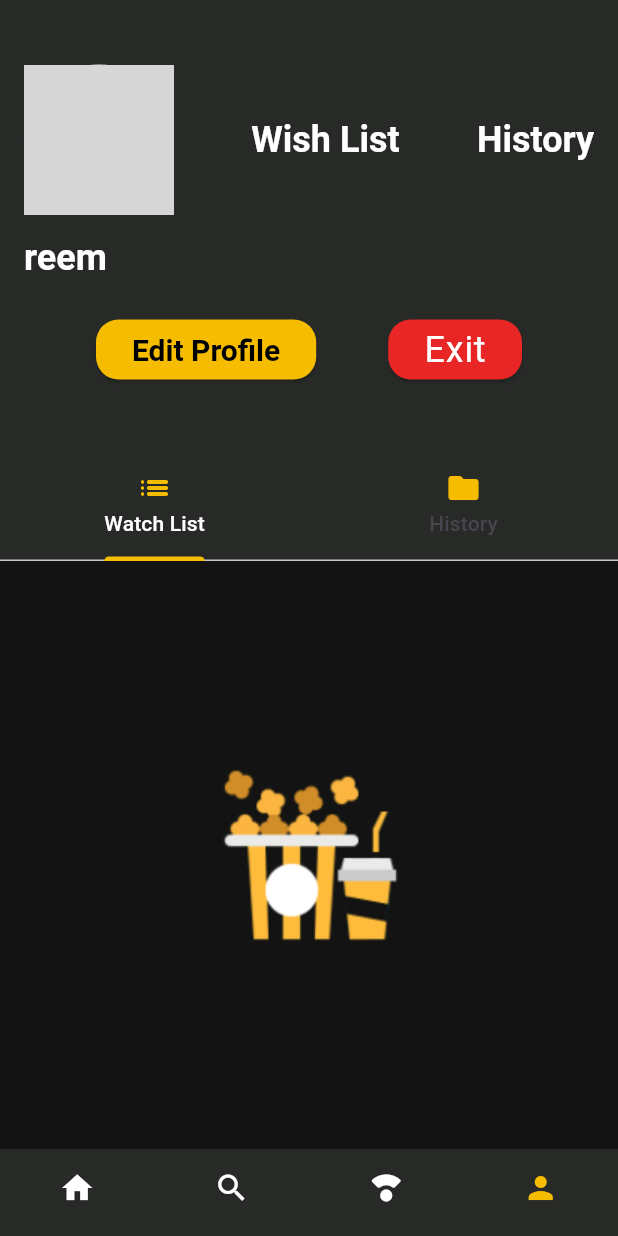
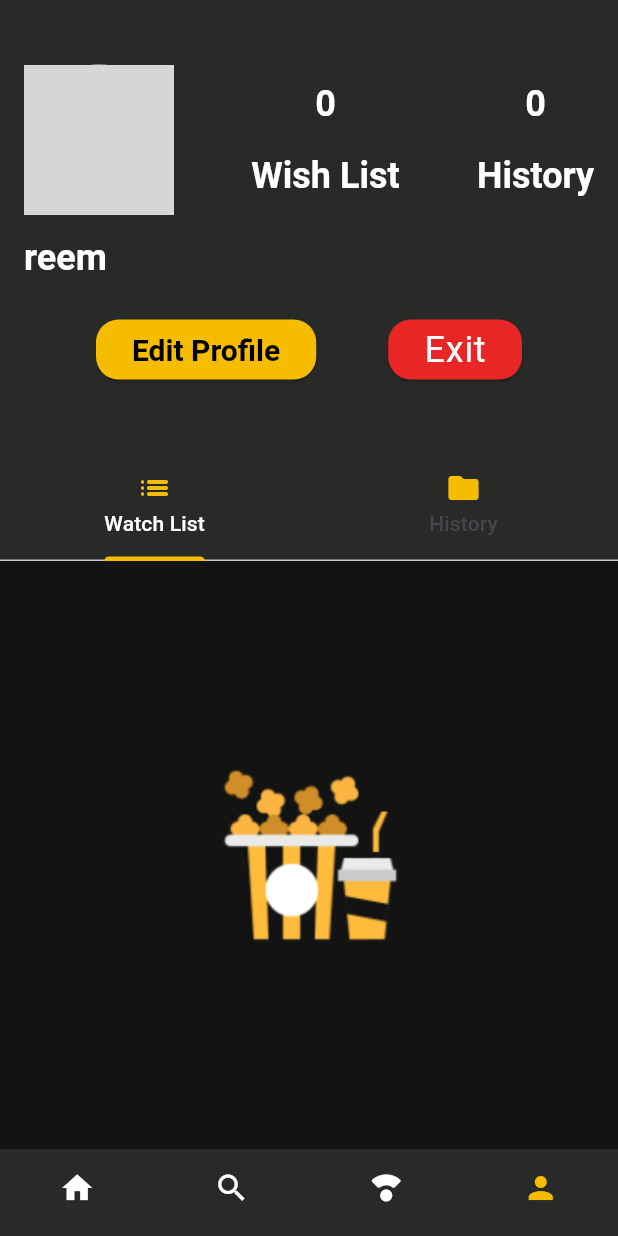
Before and after one commit to Reem-hossam/Movies, a Flutter app: the screen it shows after launch, item 4 of the bottom bar chosen, on a phone screen of 412 x 824 dp. Run offline on Flutter 3.47's test engine with Material 3 defaults, Android fonts, the phone set to English and light mode, and no system bars; our stand-ins replace cached_network_image, flutter_bloc, flutter_native_splash, shared_preferences, youtube_player_flutter; network calls fail; grey boxes are pictures that could not be loaded.

```diff
--- a/lib/bloc/cubit.dart
+++ b/lib/bloc/cubit.dart
@@ -1,10 +1,12 @@
 import 'dart:convert';
 import 'package:flutter_bloc/flutter_bloc.dart';
 import 'package:http/http.dart' as http;
+import 'package:shared_preferences/shared_preferences.dart';
 import '../model/details_model.dart';
 import '../model/screenshot_model.dart';
 import '../model/similar_model.dart';
 import '../model/video_model.dart' as video;
+import '../movies_details/movies_details.dart';
 import '/bloc/state.dart';
 
 class HomeCubit extends Cubit<HomeStates> {
@@ -65,7 +67,6 @@ class HomeCubit extends Cubit<HomeStates> {
 
 
 
-
   Future<void> getMoviesData(int movieId) async {
     try {
       emit(GetMoviesDataLoadingState());
@@ -102,6 +103,8 @@ class HomeCubit extends Cubit<HomeStates> {
           print("No videos found!");
         }
 
+        addToHistory( movieResponse!.posterPath!);
+
 
         emit(GetMoviesDataSuccessState());
       } else {
--- a/lib/home/home.dart
+++ b/lib/home/home.dart
@@ -1,5 +1,5 @@
 import 'package:flutter/material.dart';
-
+import 'package:flutter_native_splash/flutter_native_splash.dart';
 import 'package:movies_app/home/tabs/browes.dart';
 import 'package:movies_app/home/tabs/home%20tap.dart';
 import 'package:movies_app/home/tabs/profile%20tab/profile_tab.dart';
--- a/lib/home/tabs/profile tab/profile_tab.dart
+++ b/lib/home/tabs/profile tab/profile_tab.dart
@@ -2,7 +2,7 @@ import 'package:flutter/material.dart';
 
 
 import '../../home.dart';
-import 'History.dart';
+import 'History screen.dart';
 import 'edit profile.dart';
 import 'watch list.dart';
 
@@ -10,7 +10,12 @@ class ProfileTab extends StatelessWidget {
 
 
   ProfileTab({super.key});
+
   String selectedAvatar = "assets/avatar1.png";
+
+  int historyCounter=0;
+
+  int watchlistCounter=0;
 
   @override
   Widget build(BuildContext context) {
@@ -32,8 +37,20 @@ class ProfileTab extends StatelessWidget {
               backgroundImage: AssetImage(selectedAvatar),
             ),
 
-                Text("Wish List"),
-                Text("History"),
+                Column(
+                  children: [
+                    Text("$watchlistCounter"),
+                    SizedBox(height: 20,),
+                    Text("Wish List"),
+                  ],
+                ),
+                Column(
+                  children: [
+                    Text("$historyCounter"),
+                    SizedBox(height: 20,),
+                    Text("History"),
+                  ],
+                ),
           ],
         ),
         SizedBox(height: 15,),
@@ -92,7 +109,7 @@ class ProfileTab extends StatelessWidget {
         body: TabBarView(
             children:[
               WatchList(),
-              History(),
+              HistoryScreen(),
         ]
         ),
       ),
--- a/lib/home/tabs/profile tab/watch list.dart
+++ b/lib/home/tabs/profile tab/watch list.dart
@@ -1,19 +1,31 @@
 import 'package:flutter/material.dart';
+import 'package:movies_app/widget/empty%20placeholder.dart';
 
-import '../../../widget/empty placeholder.dart';
+class WatchList extends StatefulWidget {
+  @override
+  _WatchListState createState() => _WatchListState();
+}
 
-class WatchList extends StatelessWidget {
+class _WatchListState extends State<WatchList> {
   final List<String> movies = [];
 
   @override
   Widget build(BuildContext context) {
-    return movies.isEmpty
+     return   movies.isEmpty
         ? const EmptyPlaceholder()
-        : ListView.builder(
+        : GridView.builder(
+      padding: EdgeInsets.all(8),
+      gridDelegate:SliverGridDelegateWithFixedCrossAxisCount(
+        crossAxisCount:3,
+        crossAxisSpacing: 8,
+        mainAxisSpacing: 10,
+        childAspectRatio: 0.7,
+      ),
       itemCount: movies.length,
       itemBuilder: (context, index) {
-        return ListTile(
-          title: Text(movies[index]),
+        return Column(
+          children: [
+          ],
         );
       },
     );
--- a/lib/widget/empty placeholder.dart
+++ b/lib/widget/empty placeholder.dart
@@ -1,8 +1,13 @@
 import 'package:flutter/material.dart';
 
-class EmptyPlaceholder extends StatelessWidget {
+class EmptyPlaceholder extends StatefulWidget {
   const EmptyPlaceholder({super.key});
 
+  @override
+  State<EmptyPlaceholder> createState() => _EmptyPlaceholderState();
+}
+
+class _EmptyPlaceholderState extends State<EmptyPlaceholder> {
   @override
   Widget build(BuildContext context) {
     return Center(
```
Also changed, not shown: lib/home/tabs/profile tab/History screen.dart (added, +74 -0 lines), lib/home/tabs/profile tab/History.dart (deleted, +0 -10 lines), lib/movies_details/movies_details.dart (+25 -1 lines), pubspec.yaml (+156 -0 lines), assets/images/branding.png (added), assets/images/splash_logo.png (added), pubspec.lock, 10 other files.
